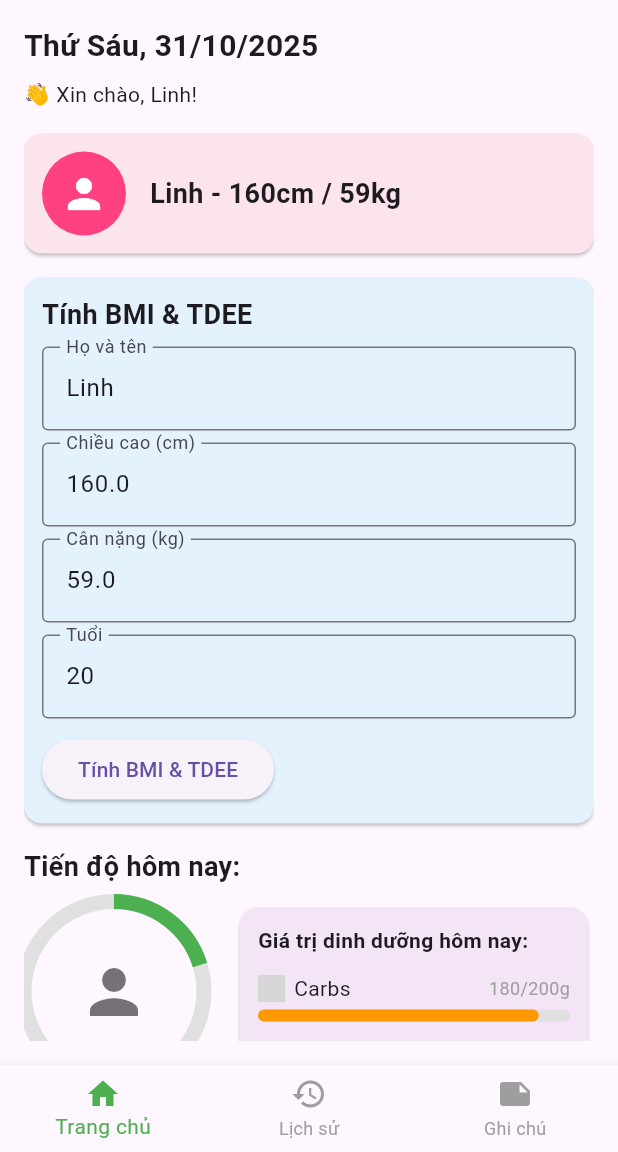
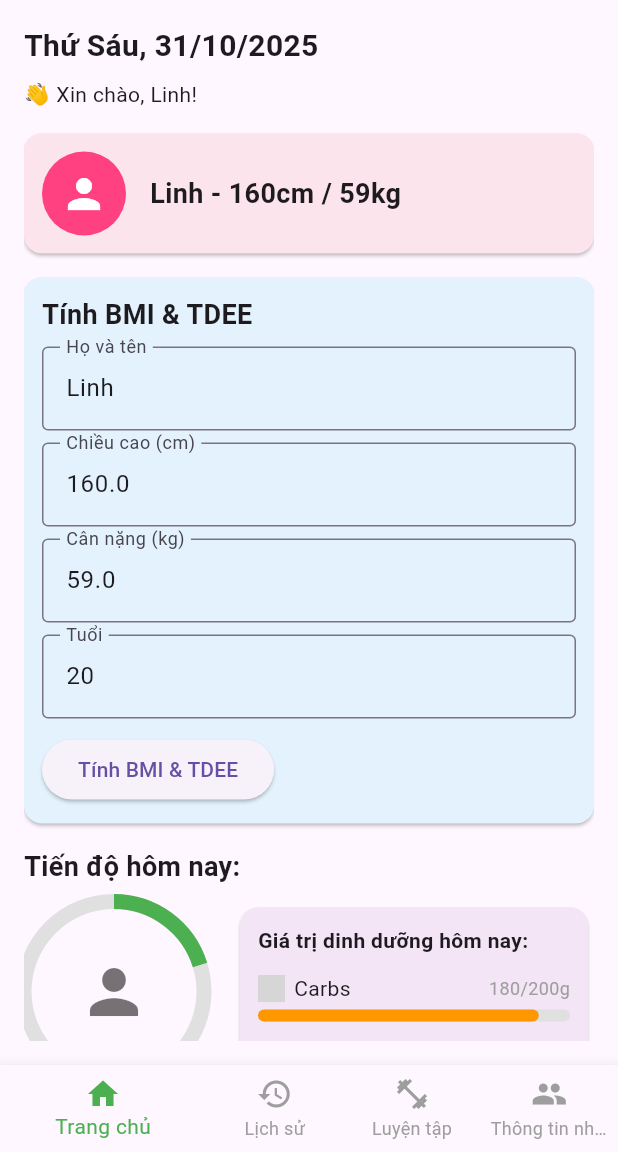
Before and after one commit to phuonglinh000/2025_LTTBDD_N04_Nhom_25, a Flutter app: the screen it shows after launch, on a phone screen of 412 x 824 dp, the part 84-1236 px from its top. Run offline on Flutter 3.47's test engine with Material 3 defaults, Android fonts, the phone set to English and light mode, and no system bars; our stand-ins replace fl_chart; grey boxes are pictures that could not be loaded.

Commit message:
thêm tab thông tin nhóm

```diff
--- a/calories/lib/man_hinh_chinh.dart
+++ b/calories/lib/man_hinh_chinh.dart
@@ -653,8 +653,14 @@ class _ManHinhChinhState
                 label: 'Lịch sử',
               ),
               BottomNavigationBarItem(
-                icon: Icon(Icons.note),
-                label: 'Ghi chú',
+                icon: Icon(
+                  Icons.fitness_center,
+                ),
+                label: 'Luyện tập',
+              ),
+              BottomNavigationBarItem(
+                icon: Icon(Icons.group),
+                label: 'Thông tin nhóm',
               ),
             ],
           ),
```
